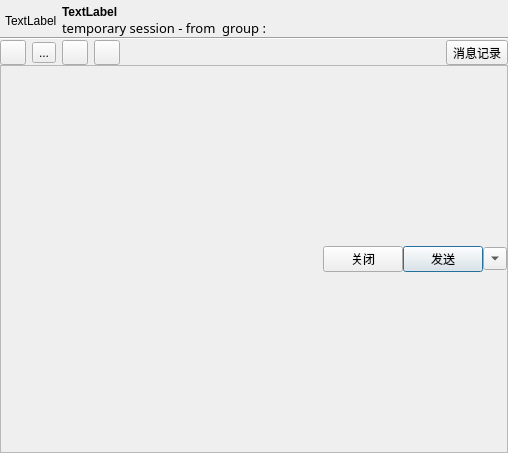
First picture: the form in src/ui/sesschatdlg.ui, repository zhanlangsir/Qtqq, before the edit.
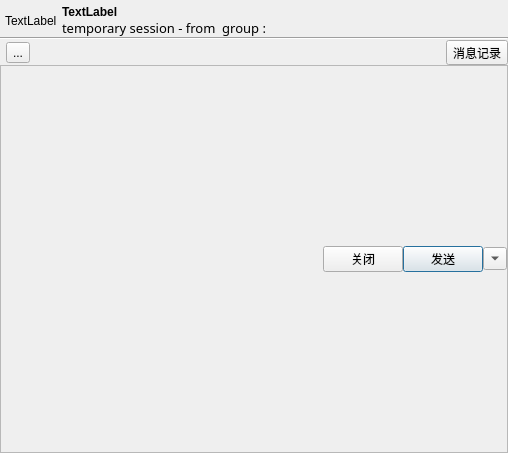
Second picture: the form after the edit. Icons and pictures are not drawn.

```diff
--- a/src/ui/sesschatdlg.ui
+++ b/src/ui/sesschatdlg.ui
@@ -130,19 +130,9 @@
          <property name="spacing">
           <number>6</number>
          </property>
-         <item>
-          <widget class="QToolButton" name="toolButton_4">
-           <property name="text">
-            <string/>
-           </property>
-           <property name="iconSize">
-            <size>
-             <width>18</width>
-             <height>18</height>
-            </size>
-           </property>
-          </widget>
-         </item>
+         <property name="leftMargin">
+          <number>6</number>
+         </property>
          <item>
           <widget class="QToolButton" name="btn_qqface">
            <property name="styleSheet">
@@ -163,32 +153,6 @@
            </property>
           </widget>
          </item>
-         <item>
-          <widget class="QToolButton" name="toolButton_8">
-           <property name="text">
-            <string/>
-           </property>
-           <property name="iconSize">
-            <size>
-             <width>18</width>
-             <height>18</height>
-            </size>
-           </property>
-          </widget>
-         </item>
-         <item>
-          <widget class="QToolButton" name="toolButton_9">
-           <property name="text">
-            <string/>
-           </property>
-           <property name="iconSize">
-            <size>
-             <width>18</width>
-             <height>18</height>
-            </size>
-           </property>
-          </widget>
-         </item>
          <item>
           <spacer name="horizontalSpacer_2">
            <property name="orientation">
```
Left out of the diff: 1 changed line with no effect on the pictures.
